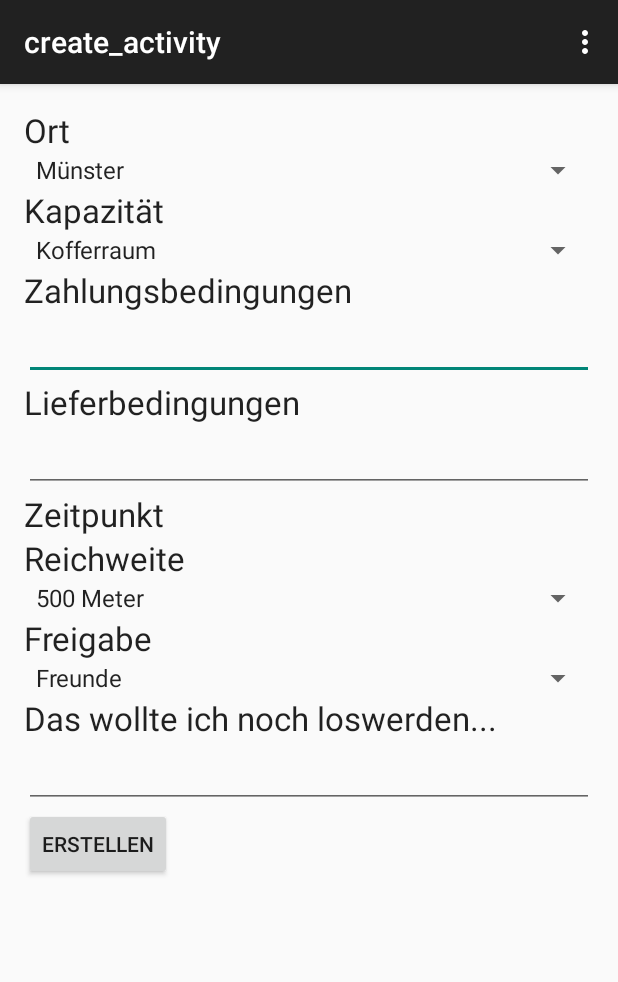
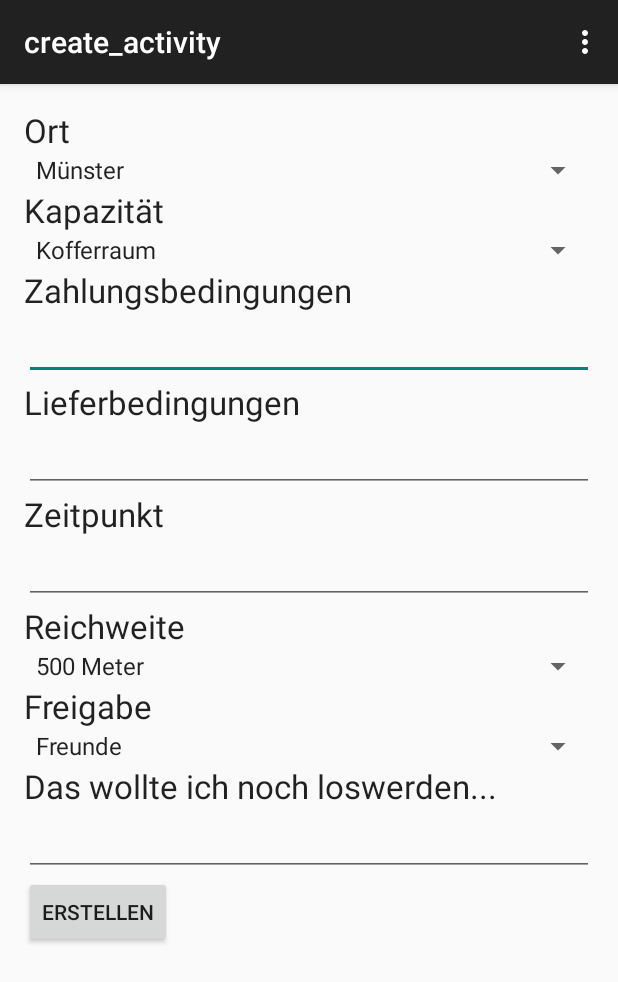
Before and after one commit to tetee/ShelpApp, an Android app: the create_activity screen opened directly, with no data from a screen before it, on a phone screen of 412 x 824 dp. Shown: the top 982 px of the screen. Run offline under Robolectric (Android 15) with nearby library versions, the phone set to English and light mode, and no system bars.

Commit message:
TextEdit date fixed

```diff
--- a/app/src/main/res/layout/activity_create_activity.xml
+++ b/app/src/main/res/layout/activity_create_activity.xml
@@ -96,7 +96,7 @@
         android:id="@+id/range"
         android:layout_alignParentLeft="true"
         android:layout_alignParentStart="true"
-        android:layout_below="@+id/date" />
+        android:layout_below="@+id/dateCreate" />
 
     <Spinner
         android:id="@+id/rangeSpinner"
@@ -152,6 +152,16 @@
         android:layout_below="@+id/sonstigesText"
         android:onClick="createTour"/>
 
+        <EditText
+            android:layout_width="match_parent"
+            android:layout_height="wrap_content"
+            android:inputType="date"
+            android:ems="10"
+            android:id="@+id/dateCreate"
+            android:layout_alignParentLeft="true"
+            android:layout_alignParentStart="true"
+            android:layout_below="@id/date"/>
 
-</RelativeLayout>
+
+    </RelativeLayout>
     </ScrollView>
--- a/app/src/main/res/layout/activity_search_activity.xml
+++ b/app/src/main/res/layout/activity_search_activity.xml
@@ -66,7 +66,7 @@
             android:layout_below="@+id/range" />
 
         <EditText
-            android:layout_width="wrap_content"
+            android:layout_width="match_parent"
             android:layout_height="wrap_content"
             android:inputType="date"
             android:ems="10"
```
